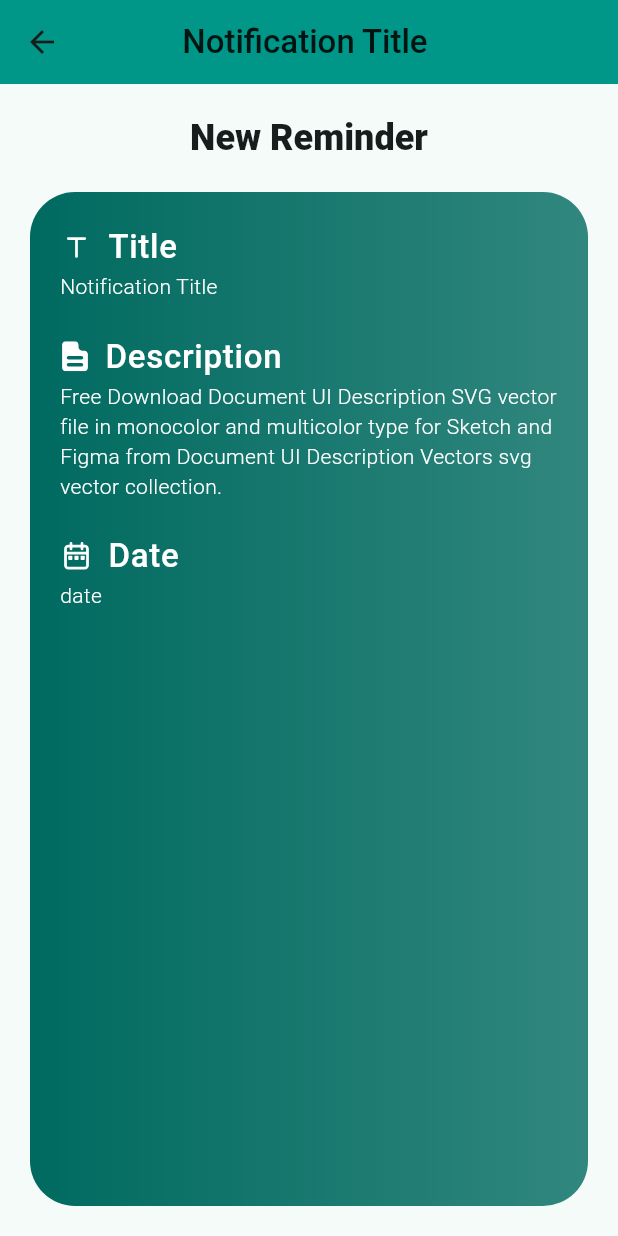
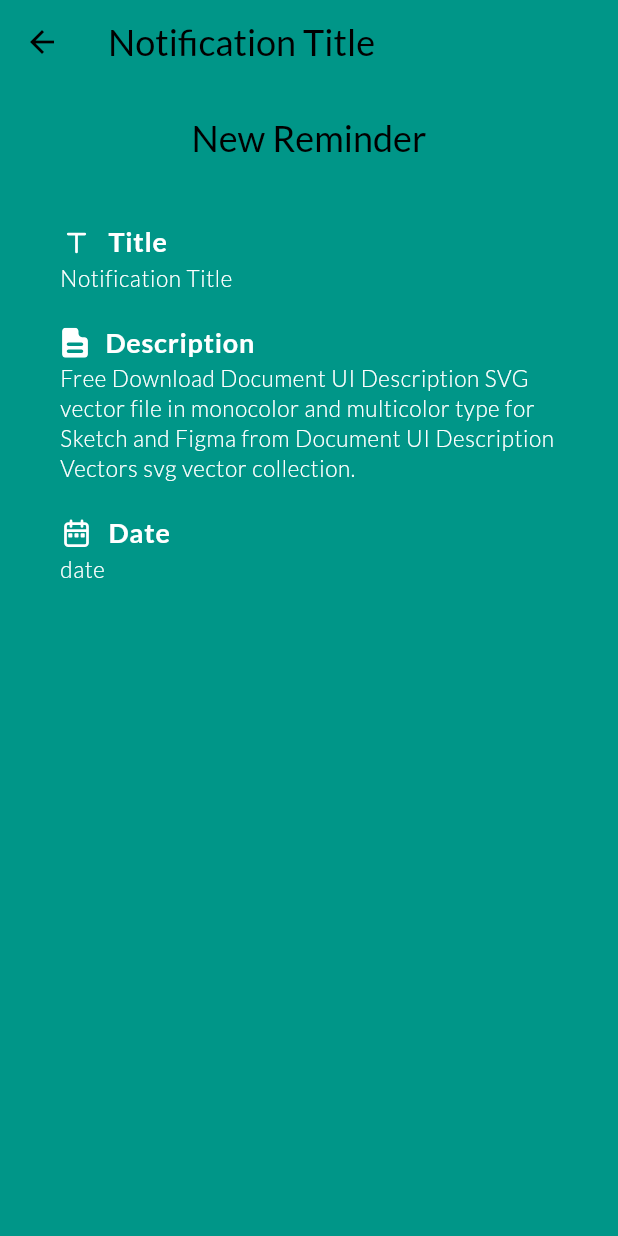
Before and after one commit to AbdelrhmanAmer/ToDo-App-GetX, a Flutter app: the screen it shows after launch, after a tap on an icon or button, on a phone screen of 412 x 824 dp. Run offline on Flutter 3.47's test engine with Material 3 defaults, Android fonts, the phone set to English and light mode, and no system bars; our stand-ins replace flutter_svg, get, google_fonts.

Commit message:
Themes (light - dark - text themes)

```diff
--- a/todo_app_getx/lib/constants.dart
+++ b/todo_app_getx/lib/constants.dart
@@ -1,4 +1,5 @@
 import 'package:flutter/material.dart';
 
+const Color kPrimaryColor = Colors.teal;
 const Color kTextColor = Colors.black87;
 const double kDefaultPadding = 20.0;
--- a/todo_app_getx/lib/main.dart
+++ b/todo_app_getx/lib/main.dart
@@ -17,7 +17,9 @@ class MyApp extends StatelessWidget {
     return GetMaterialApp(
       debugShowCheckedModeBanner: false,
       title: 'Flutter Demo',
-      theme: theme(),
+      theme: Themes.light,
+      darkTheme: Themes.dark,
+      themeMode: ThemeMode.light,
       initialRoute: HomeScreen.routeName,
       routes: routes,
     );
--- a/todo_app_getx/lib/screens/home/home_screen.dart
+++ b/todo_app_getx/lib/screens/home/home_screen.dart
@@ -18,7 +18,7 @@ class HomeScreen extends StatelessWidget {
 
   AppBar buildAppBar(BuildContext context) {
     return AppBar(
-      title:  Text('Home Screen', style: Theme.of(context).textTheme.titleLarge),
+      title:  Text('Home Screen', style: Theme.of(context).textTheme.headlineSmall),
       actions: [
         IconButton(
           onPressed: () {
--- a/todo_app_getx/lib/screens/notification/components/body.dart
+++ b/todo_app_getx/lib/screens/notification/components/body.dart
@@ -1,5 +1,4 @@
 import 'package:flutter/material.dart';
-import 'package:flutter_svg/svg.dart';
 
 import '../../../constants.dart';
 import 'text_section.dart';
--- a/todo_app_getx/lib/screens/notification/components/text_section.dart
+++ b/todo_app_getx/lib/screens/notification/components/text_section.dart
@@ -36,14 +36,14 @@ class TextSection extends StatelessWidget {
                 style: Theme.of(context)
                     .textTheme
                     .bodyLarge!
-                    .copyWith(color: color)),
+                    .copyWith(color: color, fontWeight: FontWeight.bold)),
           ],
         ),
         Text(
           description,
           style: Theme.of(context)
               .textTheme
-              .bodyMedium!
+              .bodySmall!
               .copyWith(color: color),
         ),
       ],
--- a/todo_app_getx/lib/screens/notification/notification_screen.dart
+++ b/todo_app_getx/lib/screens/notification/notification_screen.dart
@@ -15,7 +15,7 @@ class NotificationScreen extends StatelessWidget {
     return SafeArea(
         child: Scaffold(
       appBar: AppBar(
-        title: Text(arguments.pyload.split('|')[0], style: Theme.of(context).textTheme.titleLarge,),
+        title: Text(arguments.pyload.split('|')[0], style: Theme.of(context).textTheme.headlineSmall,),
         leading: IconButton(
             onPressed: () => Get.back(), icon: const Icon(Icons.arrow_back)),
       ),
--- a/todo_app_getx/lib/themes.dart
+++ b/todo_app_getx/lib/themes.dart
@@ -1,24 +1,59 @@
 import 'package:flutter/material.dart';
+import 'package:google_fonts/google_fonts.dart';
 
 import 'constants.dart';
 
-ThemeData theme() {
-  return ThemeData(
-    colorScheme: ColorScheme.fromSeed(
-      seedColor: Colors.teal,
+class Themes {
+  static final light = ThemeData(
+    colorScheme: const ColorScheme(
+      brightness: Brightness.light,
+      primary: kPrimaryColor,
+      background: Colors.white,
+      onPrimary: Colors.yellow,
+      secondary: Colors.pink,
+      onSecondary: Colors.pinkAccent,
+      error: Colors.red,
+      onError: Colors.redAccent,
+      onBackground: Colors.white70,
+      surface: kPrimaryColor,
+      onSurface: Colors.black,
     ),
     textTheme: buildTextTheme(),
-    useMaterial3: true,
-    appBarTheme: buildAppBarTheme(),
   );
+
+  static final dark = ThemeData(
+    colorScheme: const ColorScheme(
+      brightness: Brightness.dark,
+      primary: kPrimaryColor,
+      background: Colors.black,
+      onPrimary: Colors.yellow,
+      secondary: Colors.pink,
+      onSecondary: Colors.pinkAccent,
+      error: Colors.red,
+      onError: Colors.redAccent,
+      onBackground: Colors.white70,
+      surface: kPrimaryColor,
+      onSurface: Colors.white,
+    ),
+    textTheme: buildTextTheme(),
+  );
+
 }
 
 TextTheme buildTextTheme() {
   return const TextTheme().copyWith(
-    titleLarge: const TextStyle(color: kTextColor, fontWeight: FontWeight.w500),
-    headlineSmall: const TextStyle(fontWeight: FontWeight.w900),
-    bodyLarge: const TextStyle(fontSize: 22, fontWeight: FontWeight.w500),
-    bodyMedium: const TextStyle(fontSize: 14, fontWeight: FontWeight.w300),
+    headlineLarge: GoogleFonts.lato(textStyle: const TextStyle(fontWeight: FontWeight.w600, fontSize: 30)),
+    headlineMedium:GoogleFonts.lato(textStyle: const TextStyle(fontWeight: FontWeight.w500, fontSize: 26)),
+    headlineSmall: GoogleFonts.lato(textStyle: const TextStyle(fontWeight: FontWeight.w500, fontSize: 24)),
+    titleLarge:    GoogleFonts.lato(textStyle: const TextStyle(fontWeight: FontWeight.w500, fontSize: 22)),
+    titleMedium:   GoogleFonts.lato(textStyle: const TextStyle(fontWeight: FontWeight.w500, fontSize: 20)),
+    titleSmall:    GoogleFonts.lato(textStyle: const TextStyle(fontWeight: FontWeight.w400, fontSize: 18)),
+    bodyLarge:     GoogleFonts.lato(textStyle: const TextStyle(fontWeight: FontWeight.w400, fontSize: 18)),
+    bodyMedium:    GoogleFonts.lato(textStyle: const TextStyle(fontWeight: FontWeight.w400, fontSize: 16)),
+    bodySmall:     GoogleFonts.lato(textStyle: const TextStyle(fontWeight: FontWeight.w300, fontSize: 15, height: 1.3)),
+    labelLarge:    GoogleFonts.lato(textStyle: const TextStyle(fontWeight: FontWeight.w300, fontSize: 15)),
+    labelMedium:   GoogleFonts.lato(textStyle: const TextStyle(fontWeight: FontWeight.w300, fontSize: 14)),
+    labelSmall:    GoogleFonts.lato(textStyle: const TextStyle(fontWeight: FontWeight.w200, fontSize: 12)),
   );
 }
 
@@ -30,6 +65,5 @@ AppBarTheme buildAppBarTheme() {
       fontWeight: FontWeight.w500,
       color: kTextColor,
     ),
-    backgroundColor: Colors.teal,
   );
 }
--- a/todo_app_getx/pubspec.yaml
+++ b/todo_app_getx/pubspec.yaml
@@ -15,6 +15,7 @@ dependencies:
   get_storage: ^2.1.1
   get: ^4.6.6
   flutter_svg: ^2.0.10+1
+  google_fonts: ^6.1.0
 
 dev_dependencies:
   flutter_test:
```
Also changed, not shown: todo_app_getx/pubspec.lock.
